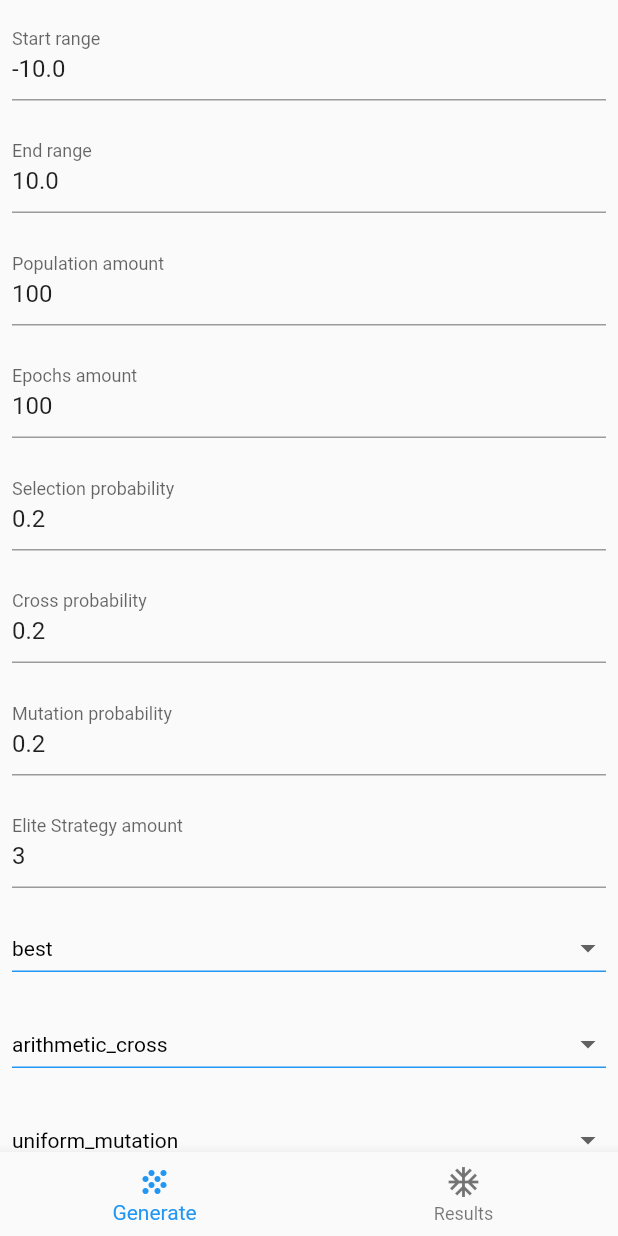
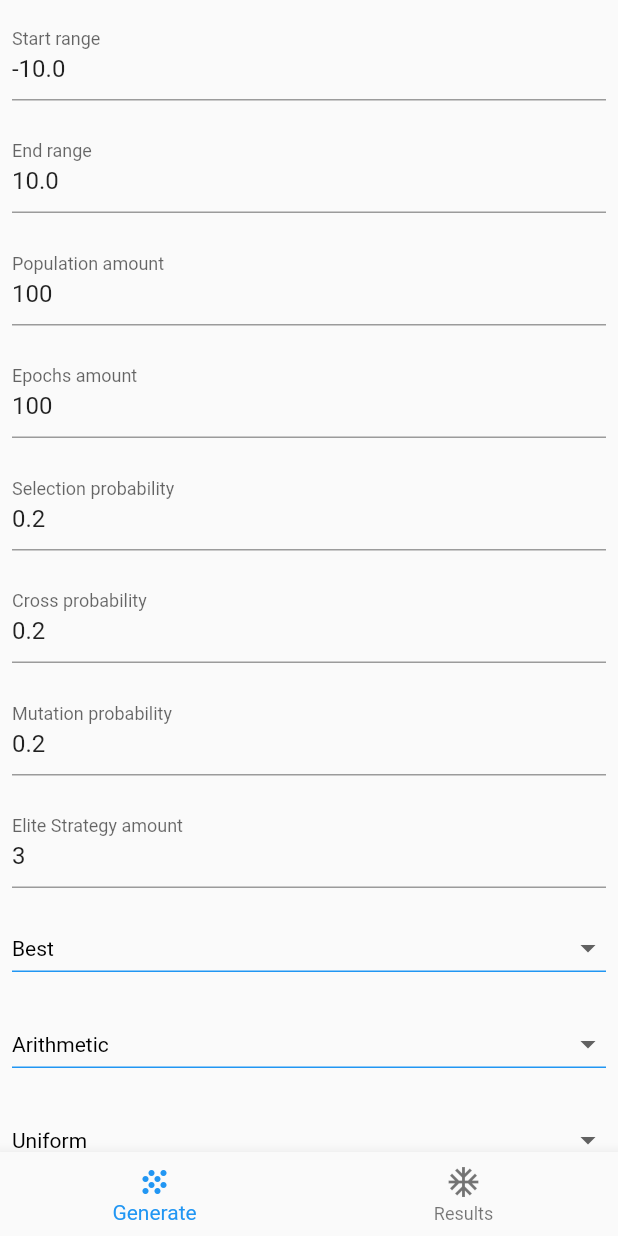
Before and after one commit to dezet98/genetic_algorithm-ui, a Flutter app: the screen it shows after launch, on a phone screen of 412 x 824 dp. Run offline on Flutter 3.47's test engine with Material 2 defaults, Android fonts, the phone set to English and light mode, and no system bars; our stand-ins replace bloc, flutter_bloc, logger, sqflite, sqflite_common_ffi, syncfusion_flutter_charts; accounts and stored records are empty.

Commit message:
change form tags

```diff
--- a/lib/blocs/specific_blocs/fields/select_field_bloc.dart
+++ b/lib/blocs/specific_blocs/fields/select_field_bloc.dart
@@ -5,9 +5,11 @@ class SelectFieldBloc<T> extends FieldBloc<T> {
   List<T> items;
   Icon? icon;
   String? labelText;
+  String Function(T) getName;
 
   SelectFieldBloc({
     required this.items,
+    required this.getName,
     required T initialValue,
     dynamic? key,
     String? Function(T?)? validator,
--- a/lib/blocs/specific_blocs/forms/algorithm_params_form_bloc.dart
+++ b/lib/blocs/specific_blocs/forms/algorithm_params_form_bloc.dart
@@ -7,7 +7,10 @@ import 'package:genetic_algorithms/blocs/specific_blocs/fields/select_field_bloc
 import 'package:genetic_algorithms/blocs/specific_blocs/result/result_save_bloc.dart';
 import 'package:genetic_algorithms/blocs/specific_blocs/save_to_file/save_to_file_bloc.dart';
 import 'package:genetic_algorithms/data/algorithm/connection.dart';
+import 'package:genetic_algorithms/data/algorithm/cross.dart';
+import 'package:genetic_algorithms/data/algorithm/mutation.dart';
 import 'package:genetic_algorithms/data/algorithm/result.dart';
+import 'package:genetic_algorithms/data/algorithm/selection.dart';
 import 'package:genetic_algorithms/shared/platforms.dart';
 import 'package:genetic_algorithms/shared/validators.dart';
 
@@ -85,25 +88,50 @@ class AlgorithmParamsFormBloc extends FormBloc<Result> {
             initialValue: 3,
           ),
           SelectFieldBloc<String>(
-            items: ['best', 'roulette', 'tournament'],
-            initialValue: 'best',
+            items: Selection.items,
+            getName: (v) {
+              switch (v) {
+                case Selection.BEST:
+                  return "Best";
+                case Selection.ROULETTE:
+                  return "Roulette";
+                case Selection.TOURNAMENT:
+                  return "Tournament";
+                default:
+                  return "-";
+              }
+            },
+            initialValue: Selection.BEST,
             key: FormItems.selection,
             labelText: "Choose selection method",
           ),
           SelectFieldBloc<String>(
-            items: [
-              'arithmetic_cross',
-              'heuristic_cross'
-            ],
-            initialValue: 'arithmetic_cross',
+            items: Cross.items,
+            getName: (v) {
+              switch (v) {
+                case Cross.ARITHMETIC_CROSS:
+                  return "Arithmetic";
+                case Cross.HEURISTIC_CROSS:
+                  return "Heuristic";
+                default:
+                  return "-";
+              }
+            },
+            initialValue: Cross.ARITHMETIC_CROSS,
             key: FormItems.cross,
             labelText: "Choose cross method",
           ),
           SelectFieldBloc<String>(
-            items: [
-              'uniform_mutation'
-            ],
-            initialValue: 'uniform_mutation',
+            items: Mutation.items,
+            getName: (v) {
+              switch (v) {
+                case Mutation.UNIFORM_MUTATION:
+                  return "Uniform";
+                default:
+                  return "-";
+              }
+            },
+            initialValue: Mutation.UNIFORM_MUTATION,
             key: FormItems.mutation,
             labelText: "Choose mutation method",
           ),
--- a/lib/data/algorithm/cross.dart
+++ b/lib/data/algorithm/cross.dart
@@ -9,7 +9,10 @@ abstract class Cross {
   static const ARITHMETIC_CROSS = 'arithmetic_cross';
   static const HEURISTIC_CROSS = 'heuristic_cross';
 
-  Population cross(Population population, int populationSizeWithoutElite, GradeStrategy gradeStrategy);
+  static get items => [ARITHMETIC_CROSS, HEURISTIC_CROSS];
+
+  Population cross(Population population, int populationSizeWithoutElite,
+      GradeStrategy gradeStrategy);
 }
 
 class ArithmeticCross implements Cross {
@@ -19,7 +22,8 @@ class ArithmeticCross implements Cross {
   ArithmeticCross(this.crossProbability);
 
   @override
-  Population cross(Population population, int populationSizeWithoutElite, GradeStrategy gradeStrategy) {
+  Population cross(Population population, int populationSizeWithoutElite,
+      GradeStrategy gradeStrategy) {
     var newPopulation = Population.fromPopulation(
         population.startRange,
         population.endRange,
@@ -70,7 +74,8 @@ class HeuristicCross implements Cross {
   HeuristicCross(this.crossProbability);
 
   @override
-  Population cross(Population population, int populationSizeWithoutElite, GradeStrategy gradeStrategy) {
+  Population cross(Population population, int populationSizeWithoutElite,
+      GradeStrategy gradeStrategy) {
     var newPopulation = Population.fromPopulation(
         population.startRange,
         population.endRange,
--- a/lib/data/algorithm/mutation.dart
+++ b/lib/data/algorithm/mutation.dart
@@ -1,8 +1,11 @@
 import 'dart:math';
+
 import 'population.dart';
 
 abstract class Mutation {
   static const UNIFORM_MUTATION = 'uniform_mutation';
+
+  static get items => [UNIFORM_MUTATION];
 
   Population mutation(Population population);
 }
--- a/lib/data/algorithm/selection.dart
+++ b/lib/data/algorithm/selection.dart
@@ -7,6 +7,8 @@ abstract class Selection {
   static const BEST = 'best';
   static const ROULETTE = 'roulette';
   static const TOURNAMENT = 'tournament';
+
+  static get items => [BEST, ROULETTE, TOURNAMENT];
 
   Population selection(Population population);
 
@@ -24,9 +26,7 @@ class Best implements Selection {
 
   @override
   Population selection(Population population) {
-    population
-        .chromosomes
-        .sort((a, b) => b.grade.compareTo(a.grade));
+    population.chromosomes.sort((a, b) => b.grade.compareTo(a.grade));
 
     var selectionElements =
         (population.chromosomes.length * selectionProbability).toInt();
@@ -36,7 +36,7 @@ class Best implements Selection {
     }
 
     population.chromosomes = bestChromosome;
-    population.populationAmount  = bestChromosome.length;
+    population.populationAmount = bestChromosome.length;
 
     bestChromosome = [];
 
@@ -79,7 +79,7 @@ class Roulette implements Selection {
     }
 
     population.populationAmount = finalChromosomes.length;
-    population.chromosomes  = finalChromosomes;
+    population.chromosomes = finalChromosomes;
     return population;
   }
 }
@@ -100,7 +100,7 @@ class Tournament implements Selection {
       winningChromosomes = tournamentStage(winningChromosomes);
     }
 
-    population.populationAmount  = winningChromosomes.length;
+    population.populationAmount = winningChromosomes.length;
     population.chromosomes = winningChromosomes;
     return population;
   }
--- a/lib/ui/components/field_bloc_builder.dart
+++ b/lib/ui/components/field_bloc_builder.dart
@@ -123,7 +123,7 @@ class FieldBlocBuilder {
               items: bloc.items
                   .map((String value) => DropdownMenuItem<String>(
                         value: value,
-                        child: Text(value),
+                        child: Text(bloc.getName(value)),
                       ))
                   .toList(),
             );
```
